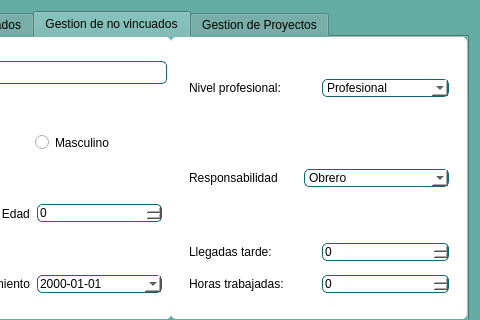
The window that Sistema de nominas/Vista/UI/gestionar.ui (Reynier2020/Sistema_nominas) describes before a commit, drawn with Qt 5; both pictures show x 120 to 600 and y 0 to 320 of the 600 by 600 pixel window.
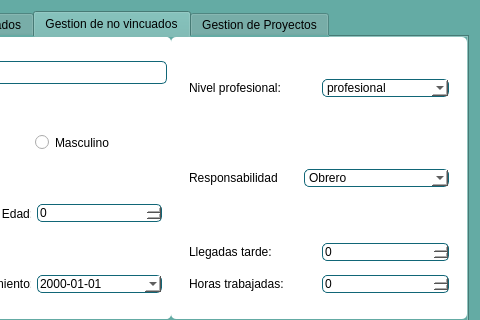
The same window after the commit. The open tabs and pages were chosen to show the change. Icons and pictures are not drawn.

What changed in the file:
```diff
--- a/Sistema de nominas/Vista/UI/gestionar.ui
+++ b/Sistema de nominas/Vista/UI/gestionar.ui
@@ -986,7 +986,7 @@
                   </property>
                   <item>
                    <property name="text">
-                    <string>Profesional</string>
+                    <string>profesional</string>
                    </property>
                   </item>
                   <item>
```
Left out of the diff: 6 changed lines with no effect on the pictures.
